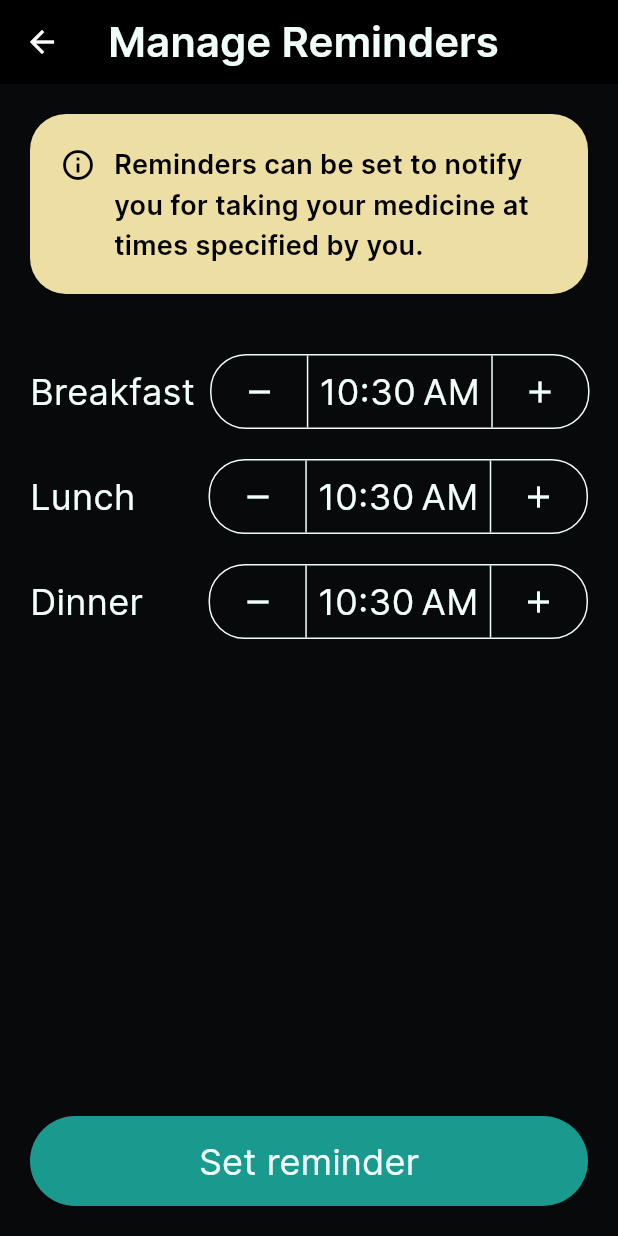
After one commit to saksham-gt/chang-pharma, a Flutter app: the ManageRemindersScreen screen opened by its route, on a phone screen of 412 x 824 dp. The commit adds this screen. Run offline on Flutter 3.47's test engine with Material 3 defaults, Android fonts, the phone set to English and light mode, and no system bars; our stand-ins replace carousel_slider, dio, flutter_riverpod, get_it, image_picker.

Commit message:
feat: add manage reminders screen

```diff
--- a/lib/main.dart
+++ b/lib/main.dart
@@ -8,6 +8,7 @@ import 'package:changpharma/utils/utils.dart';
 import 'package:flutter/material.dart';
 import 'package:flutter_riverpod/flutter_riverpod.dart';
 
+import 'screens/manage_reminders_screen.dart';
 import 'screens/phone_number_screen.dart';
 import 'screens/home_screen.dart';
 import 'screens/landing_screen.dart';
@@ -63,6 +64,11 @@ class MyApp extends StatelessWidget {
             backgroundColor: SystemColors.pharmacyGreen,
           ),
         ),
+        appBarTheme: const AppBarTheme(
+          iconTheme: IconThemeData(
+            color: Colors.white,
+          ),
+        ),
       ),
       routes: {
         '/': (context) => const LandingScreen(),
@@ -70,6 +76,7 @@ class MyApp extends StatelessWidget {
         '/signup': (context) => SignupInfoScreen(),
         '/otp': (context) => OtpVerifyScreen(),
         '/home': (context) => const HomeScreen(),
+        '/manage-reminders': (context) => const ManageRemindersScreen(),
         '/reminder': (context) => const ReminderScreen(),
         '/scannedMeds': (context) => const ScannedMedsScreen(),
         '/formForMed': (context) => const FormForMedScreen(),
--- a/lib/screens/home_screen.dart
+++ b/lib/screens/home_screen.dart
@@ -267,7 +267,13 @@ class HomeScreen extends StatelessWidget {
                   ),
                 ),
                 const SizedBox(height: 40),
-                Container(
+                InkWell(
+                  borderRadius: BorderRadius.circular(24.0),
+                  onTap: () => Navigator.pushNamed(
+                    context,
+                    '/manage-reminders',
+                  ),
+                  child: Container(
                     height: 100.0,
                     margin: const EdgeInsets.only(right: 8),
                     decoration: BoxDecoration(
@@ -301,6 +307,7 @@ class HomeScreen extends StatelessWidget {
                             ),
                           ),
                         ],
+                      ),
                     ),
                   ),
                 ),
--- /dev/null
+++ b/lib/screens/manage_reminders_screen.dart
@@ -0,0 +1,343 @@
+import 'package:changpharma/utils/colors.dart';
+import 'package:changpharma/utils/theme.dart';
+import 'package:flutter/material.dart';
+import 'package:intl/intl.dart';
+
+class ManageRemindersScreen extends StatefulWidget {
+  const ManageRemindersScreen({super.key});
+
+  @override
+  State<ManageRemindersScreen> createState() => _ManageRemindersScreenState();
+}
+
+class _ManageRemindersScreenState extends State<ManageRemindersScreen> {
+  DateTime? _breakfastTime;
+  DateTime? _lunchTime;
+  DateTime? _dinnerTime;
+
+  String get breakfastTime =>
+      DateFormat.jm().format(_breakfastTime ?? DateTime.now()).toString();
+
+  String get lunchTime =>
+      DateFormat.jm().format(_lunchTime ?? DateTime.now()).toString();
+
+  String get dinnerTime =>
+      DateFormat.jm().format(_dinnerTime ?? DateTime.now()).toString();
+
+  @override
+  Widget build(BuildContext context) {
+    return Scaffold(
+      appBar: AppBar(
+        backgroundColor: Colors.black,
+        title: const Text(
+          'Manage Reminders',
+          style: TextStyle(
+            fontFamily: CPFont.fontFamily,
+            fontSize: 28.0,
+            color: SystemColors.mintCream,
+            fontWeight: FontWeight.w600,
+          ),
+        ),
+      ),
+      body: Padding(
+        padding: const EdgeInsets.symmetric(horizontal: 20.0),
+        child: Column(
+          children: [
+            const SizedBox(height: 20),
+            Container(
+              height: 120,
+              decoration: BoxDecoration(
+                borderRadius: BorderRadius.circular(24),
+                color: SystemColors.vanilla,
+              ),
+              child: const Padding(
+                padding: EdgeInsets.all(20),
+                child: Row(
+                  crossAxisAlignment: CrossAxisAlignment.start,
+                  children: [
+                    Padding(
+                      padding: EdgeInsets.symmetric(vertical: 2.0),
+                      child: Icon(
+                        Icons.info_outline,
+                        color: Colors.black,
+                      ),
+                    ),
+                    SizedBox(width: 12),
+                    Expanded(
+                      child: Text(
+                        'Reminders can be set to notify you for taking your medicine at times specified by you.',
+                        style: TextStyle(
+                          color: Colors.black,
+                          fontSize: 18,
+                          height: 1.5,
+                          fontFamily: CPFont.fontFamily,
+                          fontWeight: FontWeight.w600,
+                        ),
+                      ),
+                    )
+                  ],
+                ),
+              ),
+            ),
+            const SizedBox(height: 40),
+            Row(
+              mainAxisAlignment: MainAxisAlignment.spaceBetween,
+              children: [
+                const Text(
+                  'Breakfast',
+                  style: TextStyle(
+                    fontFamily: CPFont.fontFamily,
+                    fontSize: 24.0,
+                    color: SystemColors.mintCream,
+                  ),
+                ),
+                const SizedBox(width: 10),
+                Container(
+                  decoration: BoxDecoration(
+                    border: Border.all(color: SystemColors.mintCream),
+                    borderRadius: BorderRadius.circular(24),
+                  ),
+                  child: IntrinsicHeight(
+                    child: Row(
+                      children: [
+                        Padding(
+                          padding: const EdgeInsets.only(left: 8),
+                          child: IconButton(
+                            onPressed: () =>
+                                updateBreakfastTime(decrement: true),
+                            icon: const Icon(
+                              Icons.remove,
+                              size: 24,
+                              color: SystemColors.mintCream,
+                            ),
+                          ),
+                        ),
+                        const VerticalDivider(
+                          color: SystemColors.mintCream,
+                        ),
+                        Text(
+                          breakfastTime,
+                          style: const TextStyle(
+                            fontFamily: CPFont.fontFamily,
+                            fontSize: 24.0,
+                            color: SystemColors.mintCream,
+                          ),
+                        ),
+                        const VerticalDivider(
+                          color: SystemColors.mintCream,
+                        ),
+                        Padding(
+                          padding: const EdgeInsets.only(right: 8),
+                          child: IconButton(
+                            onPressed: () => updateBreakfastTime(),
+                            icon: const Icon(
+                              Icons.add,
+                              size: 24,
+                              color: SystemColors.mintCream,
+                            ),
+                          ),
+                        ),
+                      ],
+                    ),
+                  ),
+                ),
+              ],
+            ),
+            const SizedBox(height: 20),
+            Row(
+              mainAxisAlignment: MainAxisAlignment.spaceBetween,
+              children: [
+                const Text(
+                  'Lunch',
+                  style: TextStyle(
+                    fontFamily: CPFont.fontFamily,
+                    fontSize: 24.0,
+                    color: SystemColors.mintCream,
+                  ),
+                ),
+                const SizedBox(width: 20),
+                Container(
+                  decoration: BoxDecoration(
+                    border: Border.all(color: SystemColors.mintCream),
+                    borderRadius: BorderRadius.circular(24),
+                  ),
+                  child: IntrinsicHeight(
+                    child: Row(
+                      children: [
+                        Padding(
+                          padding: const EdgeInsets.only(left: 8),
+                          child: IconButton(
+                            onPressed: () => updateLunchTime(decrement: true),
+                            icon: const Icon(
+                              Icons.remove,
+                              size: 24,
+                              color: SystemColors.mintCream,
+                            ),
+                          ),
+                        ),
+                        const VerticalDivider(
+                          color: SystemColors.mintCream,
+                        ),
+                        Text(
+                          lunchTime,
+                          style: const TextStyle(
+                            fontFamily: CPFont.fontFamily,
+                            fontSize: 24.0,
+                            color: SystemColors.mintCream,
+                          ),
+                        ),
+                        const VerticalDivider(
+                          color: SystemColors.mintCream,
+                        ),
+                        Padding(
+                          padding: const EdgeInsets.only(right: 8),
+                          child: IconButton(
+                            onPressed: () => updateLunchTime(),
+                            icon: const Icon(
+                              Icons.add,
+                              size: 24,
+                              color: SystemColors.mintCream,
+                            ),
+                          ),
+                        ),
+                      ],
+                    ),
+                  ),
+                ),
+              ],
+            ),
+            const SizedBox(height: 20),
+            Row(
+              mainAxisAlignment: MainAxisAlignment.spaceBetween,
+              children: [
+                const Text(
+                  'Dinner',
+                  style: TextStyle(
+                    fontFamily: CPFont.fontFamily,
+                    fontSize: 24.0,
+                    color: SystemColors.mintCream,
+                  ),
+                ),
+                const SizedBox(width: 20),
+                Container(
+                  decoration: BoxDecoration(
+                    border: Border.all(color: SystemColors.mintCream),
+                    borderRadius: BorderRadius.circular(24),
+                  ),
+                  child: IntrinsicHeight(
+                    child: Row(
+                      children: [
+                        Padding(
+                          padding: const EdgeInsets.only(left: 8),
+                          child: IconButton(
+                            onPressed: () => updateDinnerTime(decrement: true),
+                            icon: const Icon(
+                              Icons.remove,
+                              size: 24,
+                              color: SystemColors.mintCream,
+                            ),
+                          ),
+                        ),
+                        const VerticalDivider(
+                          color: SystemColors.mintCream,
+                        ),
+                        Text(
+                          dinnerTime,
+                          style: const TextStyle(
+                            fontFamily: CPFont.fontFamily,
+                            fontSize: 24.0,
+                            color: SystemColors.mintCream,
+                          ),
+                        ),
+                        const VerticalDivider(
+                          color: SystemColors.mintCream,
+                        ),
+                        Padding(
+                          padding: const EdgeInsets.only(right: 8),
+                          child: IconButton(
+                            onPressed: () => updateDinnerTime(),
+                            icon: const Icon(
+                              Icons.add,
+                              size: 24,
+                              color: SystemColors.mintCream,
+                            ),
+                          ),
+                        ),
+                      ],
+                    ),
+                  ),
+                ),
+              ],
+            ),
+            const Spacer(),
+            ElevatedButton(
+              style: ElevatedButton.styleFrom(
+                minimumSize: const Size.fromHeight(60),
+              ),
+              onPressed: updateReminderTimes,
+              child: const Text(
+                'Set reminder',
+                style: TextStyle(
+                  color: SystemColors.mintCream,
+                  fontFamily: CPFont.fontFamily,
+                  fontSize: 24.0,
+                ),
+              ),
+            ),
+            const SizedBox(height: 20),
+          ],
+        ),
+      ),
+    );
+  }
+
+  void updateBreakfastTime({bool decrement = false}) {
+    setState(
+      () {
+        if (decrement) {
+          _breakfastTime = (_breakfastTime ??
+                  DateTime(DateTime.now().year, 1, 1, DateTime.now().hour))
+              .subtract(const Duration(minutes: 30));
+        } else {
+          _breakfastTime = (_breakfastTime ??
+                  DateTime(DateTime.now().year, 1, 1, DateTime.now().hour))
+              .add(const Duration(minutes: 30));
+        }
+      },
+    );
+  }
+
+  void updateLunchTime({bool decrement = false}) {
+    setState(
+      () {
+        if (decrement) {
+          _lunchTime = (_lunchTime ??
+                  DateTime(DateTime.now().year, 1, 1, DateTime.now().hour))
+              .subtract(const Duration(minutes: 30));
+        } else {
+          _lunchTime = (_lunchTime ??
+                  DateTime(DateTime.now().year, 1, 1, DateTime.now().hour))
+              .add(const Duration(minutes: 30));
+        }
+      },
+    );
+  }
+
+  void updateDinnerTime({bool decrement = false}) {
+    setState(
+      () {
+        if (decrement) {
+          _dinnerTime = (_dinnerTime ??
+                  DateTime(DateTime.now().year, 1, 1, DateTime.now().hour))
+              .subtract(const Duration(minutes: 30));
+        } else {
+          _dinnerTime = (_dinnerTime ??
+                  DateTime(DateTime.now().year, 1, 1, DateTime.now().hour))
+              .add(const Duration(minutes: 30));
+        }
+      },
+    );
+  }
+
+  void updateReminderTimes() {}
+}
--- a/lib/screens/otp_verify_screen.dart
+++ b/lib/screens/otp_verify_screen.dart
@@ -23,15 +23,15 @@ class OtpVerifyScreen extends ConsumerWidget {
       (previous, next) {
         if (next is OtpVerifySuccessState) {
           final args = ModalRoute.of(context)!.settings.arguments;
-          print(
-              "isLogin bool: ${(args as Map<String, bool>)['isLogin'] as bool}");
-          if (args != null) {
-            if ((args as Map<String, bool>)['isLogin'] as bool) {
-              Navigator.pushNamed(context, '/home');
-            } else {
-              Navigator.pushNamed(context, '/signup');
-            }
-          }
+          // print(
+          //     "isLogin bool: ${(args as Map<String, bool>)['isLogin'] as bool}");
+          // if (args != null) {
+          //   if ((args as Map<String, bool>)['isLogin'] as bool) {
+          Navigator.pushNamed(context, '/home');
+          //   } else {
+          //     Navigator.pushNamed(context, '/signup');
+          //   }
+          // }
         } else if (next is OtpVerifyErrorState) {
           _getSnackBar(
             context,
--- a/lib/utils/colors.dart
+++ b/lib/utils/colors.dart
@@ -12,4 +12,6 @@ class SystemColors {
   static const homePageBannerColor = Color(0xFFB29EFF);
   static const bannerSecondaryColor = Color(0xFFc5d7c5);
   static const secondaryBannerColor = Color(0xffEDDEA4);
+
+  static const vanilla = Color(0xFFEDDEA4);
 }
--- a/pubspec.yaml
+++ b/pubspec.yaml
@@ -15,9 +15,9 @@ dependencies:
   image_picker: ^1.0.7
   dio: ^5.4.0
   get_it: ^7.6.7
-  regal: ^3.2.4
   carousel_slider: ^4.2.1
   url_launcher: ^6.2.4
+  intl: ^0.19.0
 
 
 dev_dependencies:
```
Also changed, not shown: pubspec.lock. Lines whose indentation alone changed are shown as unchanged.
